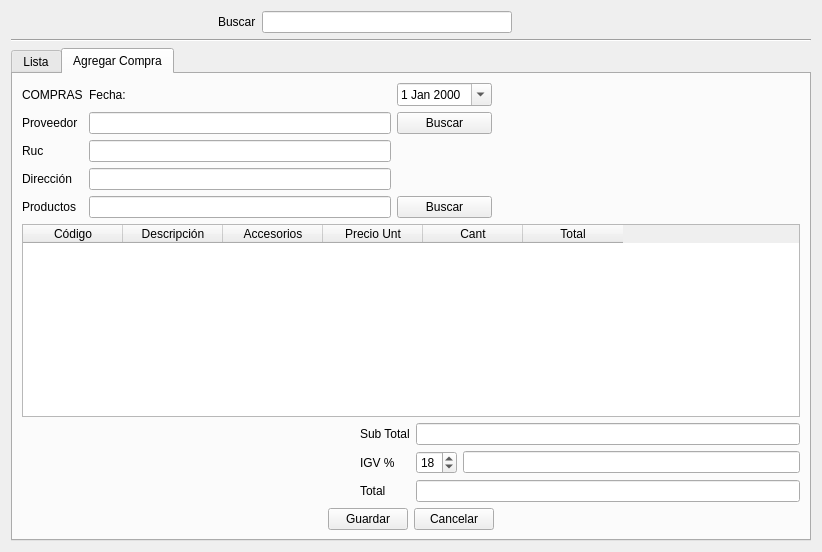
rodety/manager, file compra/compras.ui: the form before one commit.
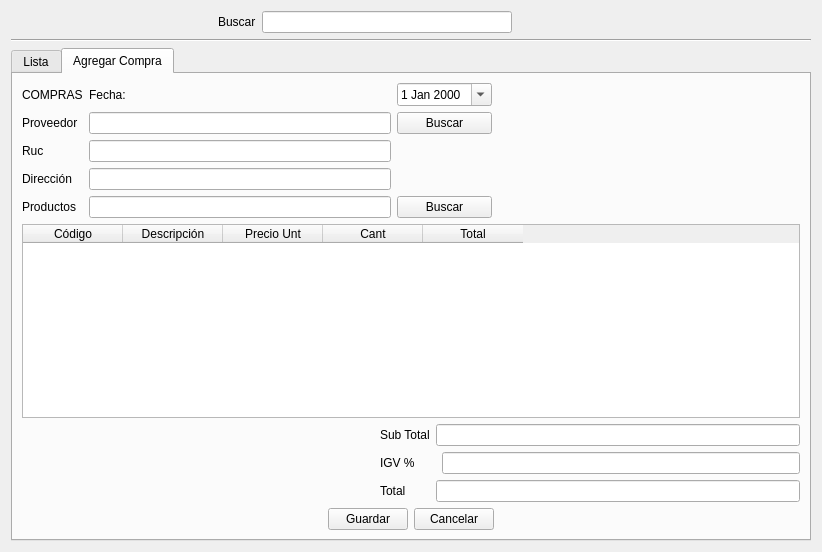
The form after the commit. Icons and pictures are not drawn.

```diff
--- a/compra/compras.ui
+++ b/compra/compras.ui
@@ -300,11 +300,6 @@
                <string>Descripción</string>
               </property>
              </column>
-             <column>
-              <property name="text">
-               <string>Accesorios</string>
-              </property>
-             </column>
              <column>
               <property name="text">
                <string>Precio Unt</string>
@@ -393,13 +388,6 @@
              <item row="2" column="2" colspan="2">
               <widget class="QLineEdit" name="lineEdit_total"/>
              </item>
-             <item row="1" column="2">
-              <widget class="QSpinBox" name="spinBox">
-               <property name="value">
-                <number>18</number>
-               </property>
-              </widget>
-             </item>
             </layout>
            </item>
           </layout>
```
